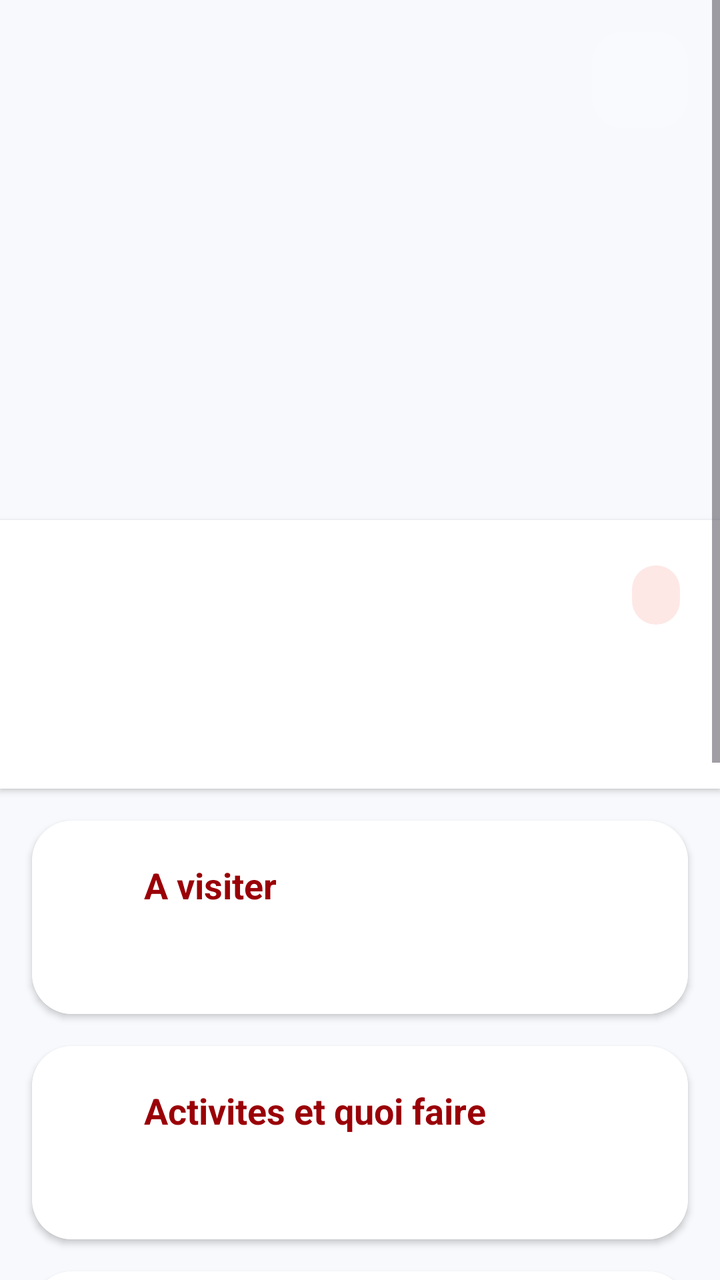
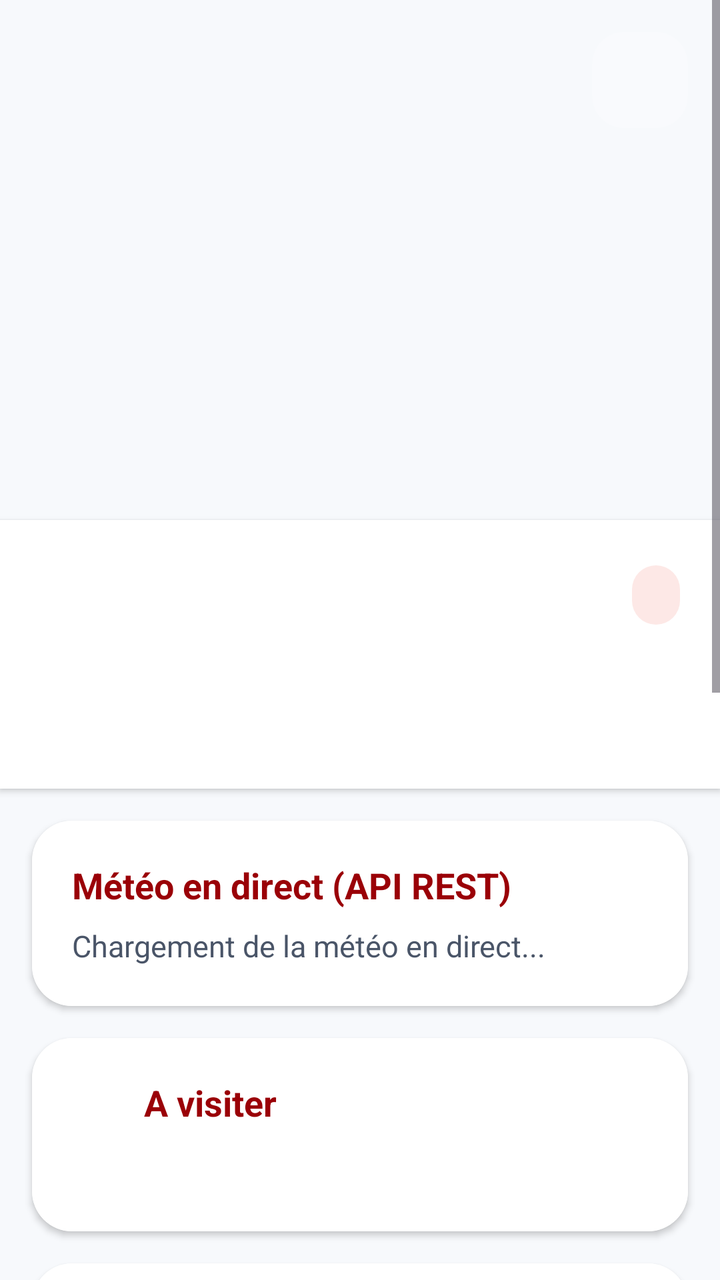

Two renders of the same Android screen: before a commit and after it. Below are the layout's source before the change and the commit's diff.
<!-- AndroidManifest.xml: application theme Theme.TunisiaGuide -->
<!-- res/layout/activity_detail.xml -->
<?xml version="1.0" encoding="utf-8"?>
<ScrollView xmlns:android="http://schemas.android.com/apk/res/android"
    xmlns:app="http://schemas.android.com/apk/res-auto"
    android:layout_width="match_parent"
    android:layout_height="match_parent"
    android:background="@color/sand_background"
    android:fillViewport="true">

    <LinearLayout
        android:layout_width="match_parent"
        android:layout_height="wrap_content"
        android:background="@color/sand_background"
        android:orientation="vertical"
        android:paddingBottom="28dp">

        
        <FrameLayout
            android:layout_width="match_parent"
            android:layout_height="260dp">

            <androidx.viewpager2.widget.ViewPager2
                android:id="@+id/viewPagerPhotos"
                android:layout_width="match_parent"
                android:layout_height="match_parent"
                android:background="@color/sand_background" />

            <ImageButton
                android:id="@+id/btnDetailThemeToggle"
                android:layout_width="48dp"
                android:layout_height="48dp"
                android:layout_gravity="top|end"
                android:layout_margin="16dp"
                android:background="@drawable/bg_white_translucent_pill"
                android:contentDescription="Passer en mode sombre"
                android:src="@drawable/ic_dark_mode"
                app:tint="@color/white" />
        </FrameLayout>

        
        <LinearLayout
            android:layout_width="match_parent"
            android:layout_height="wrap_content"
            android:background="@color/card_background"
            android:elevation="2dp"
            android:orientation="vertical"
            android:padding="20dp">

            <LinearLayout
                android:layout_width="match_parent"
                android:layout_height="wrap_content"
                android:background="@color/card_background"
                android:gravity="center_vertical"
                android:orientation="horizontal">

                <TextView
                    android:id="@+id/tvDetailTitle"
                    android:layout_width="0dp"
                    android:layout_height="wrap_content"
                    android:layout_weight="1"
                    android:background="@color/card_background"
                    android:textColor="@color/text_primary"
                    android:textSize="26sp"
                    android:textStyle="bold" />

                
                <TextView
                    android:id="@+id/tvDetailCategory"
                    android:layout_width="wrap_content"
                    android:layout_height="wrap_content"
                    android:background="@drawable/bg_light_blue_chip"
                    android:paddingHorizontal="12dp"
                    android:paddingVertical="6dp"
                    android:textColor="@color/tunisian_primary_dark"
                    android:textSize="13sp"
                    android:textStyle="bold" />
            </LinearLayout>

            <TextView
                android:id="@+id/tvDetailRegion"
                android:layout_width="match_parent"
                android:layout_height="wrap_content"
                android:background="@color/card_background"
                android:layout_marginTop="6dp"
                android:textColor="@color/text_secondary"
                android:textSize="14sp" />

            <TextView
                android:id="@+id/tvDetailDescription"
                android:layout_width="match_parent"
                android:layout_height="wrap_content"
                android:background="@color/card_background"
                android:layout_marginTop="14dp"
                android:lineSpacingExtra="6dp"
                android:textColor="@color/text_secondary"
                android:textSize="15sp" />

        </LinearLayout>

        
        <androidx.cardview.widget.CardView
            android:layout_width="match_parent"
            android:layout_height="wrap_content"
            android:layout_marginHorizontal="16dp"
            android:layout_marginTop="16dp"
            app:cardBackgroundColor="@color/card_background"
            app:cardCornerRadius="20dp"
            app:cardElevation="2dp"
            app:strokeWidth="1dp"
            app:strokeColor="@color/border_color">

            <LinearLayout
                android:layout_width="match_parent"
                android:layout_height="wrap_content"
                android:background="@color/card_background"
                android:orientation="vertical"
                android:padding="20dp">

                <LinearLayout
                    android:layout_width="match_parent"
                    android:layout_height="wrap_content"
                    android:background="@color/card_background"
                    android:gravity="center_vertical"
                    android:orientation="horizontal">

                    <ImageView
                        android:layout_width="24dp"
                        android:layout_height="24dp"
                        android:contentDescription="Museum icon"
                        android:src="@drawable/ic_museum"
                        app:tint="@color/tunisian_primary" />

                    <TextView
                        android:layout_width="wrap_content"
                        android:layout_height="wrap_content"
                        android:background="@color/card_background"
                        android:layout_marginStart="12dp"
                        android:text="A visiter"
                        android:textColor="@color/tunisian_primary_dark"
                        android:textSize="18sp"
                        android:textStyle="bold" />
                </LinearLayout>

                <TextView
                    android:id="@+id/tvDetailVisit"
                    android:layout_width="match_parent"
                    android:layout_height="wrap_content"
                    android:background="@color/card_background"
                    android:layout_marginTop="12dp"
                    android:lineSpacingExtra="5dp"
                    android:textColor="@color/text_secondary"
                    android:textSize="15sp" />
            </LinearLayout>
        </androidx.cardview.widget.CardView>

        
        <androidx.cardview.widget.CardView
            android:layout_width="match_parent"
            android:layout_height="wrap_content"
            android:layout_marginHorizontal="16dp"
            android:layout_marginTop="16dp"
            app:cardBackgroundColor="@color/card_background"
            app:cardCornerRadius="20dp"
            app:cardElevation="2dp"
            app:strokeWidth="1dp"
            app:strokeColor="@color/border_color">

            <LinearLayout
                android:layout_width="match_parent"
                android:layout_height="wrap_content"
                android:background="@color/card_background"
                android:orientation="vertical"
                android:padding="20dp">

                <LinearLayout
                    android:layout_width="match_parent"
                    android:layout_height="wrap_content"
                    android:background="@color/card_background"
                    android:gravity="center_vertical"
                    android:orientation="horizontal">

                    <ImageView
                        android:layout_width="24dp"
                        android:layout_height="24dp"
                        android:contentDescription="Activities icon"
                        android:src="@drawable/ic_hiking"
                        app:tint="@color/tunisian_primary" />

                    <TextView
                        android:layout_width="wrap_content"
                        android:layout_height="wrap_content"
                        android:background="@color/card_background"
                        android:layout_marginStart="12dp"
                        android:text="Activites et quoi faire"
                        android:textColor="@color/tunisian_primary_dark"
                        android:textSize="18sp"
                        android:textStyle="bold" />
                </LinearLayout>

                <TextView
                    android:id="@+id/tvDetailDo"
                    android:layout_width="match_parent"
                    android:layout_height="wrap_content"
                    android:background="@color/card_background"
                    android:layout_marginTop="12dp"
                    android:lineSpacingExtra="5dp"
                    android:textColor="@color/text_secondary"
                    android:textSize="15sp" />
            </LinearLayout>
        </androidx.cardview.widget.CardView>

        
        <androidx.cardview.widget.CardView
            android:layout_width="match_parent"
            android:layout_height="wrap_content"
            android:layout_marginHorizontal="16dp"
            android:layout_marginTop="16dp"
            app:cardBackgroundColor="@color/card_background"
            app:cardCornerRadius="20dp"
            app:cardElevation="2dp"
            app:strokeWidth="1dp"
            app:strokeColor="@color/border_color">

            <LinearLayout
                android:layout_width="match_parent"
                android:layout_height="wrap_content"
                android:background="@color/card_background"
                android:orientation="vertical"
                android:padding="20dp">

                <LinearLayout
                    android:layout_width="match_parent"
                    android:layout_height="wrap_content"
                    android:background="@color/card_background"
                    android:gravity="center_vertical"
                    android:orientation="horizontal">

                    <ImageView
                        android:layout_width="24dp"
                        android:layout_height="24dp"
                        android:contentDescription="Culinary icon"
                        android:src="@drawable/ic_restaurant"
                        app:tint="@color/tunisian_primary" />

                    <TextView
                        android:layout_width="wrap_content"
                        android:layout_height="wrap_content"
                        android:background="@color/card_background"
                        android:layout_marginStart="12dp"
                        android:text="Specialites culinaires"
                        android:textColor="@color/tunisian_primary_dark"
                        android:textSize="18sp"
                        android:textStyle="bold" />
                </LinearLayout>

                
                <androidx.cardview.widget.CardView
                    android:layout_width="match_parent"
                    android:layout_height="200dp"
                    android:layout_marginTop="16dp"
                    app:cardBackgroundColor="@color/sand_background"
                    app:cardCornerRadius="16dp"
                    app:cardElevation="0dp">

                    <ImageView
                        android:id="@+id/ivFoodImage"
                        android:layout_width="match_parent"
                        android:layout_height="match_parent"
                        android:contentDescription="Traditional Food Image"
                        android:scaleType="centerCrop"
                        android:src="@drawable/ic_launcher" />
                </androidx.cardview.widget.CardView>

                <TextView
                    android:id="@+id/tvDetailEat"
                    android:layout_width="match_parent"
                    android:layout_height="wrap_content"
                    android:background="@color/card_background"
                    android:layout_marginTop="14dp"
                    android:lineSpacingExtra="5dp"
                    android:textColor="@color/text_secondary"
                    android:textSize="15sp" />
            </LinearLayout>
        </androidx.cardview.widget.CardView>

        
        <Button
            android:id="@+id/btnMap"
            android:layout_width="match_parent"
            android:layout_height="56dp"
            android:layout_margin="20dp"
            android:backgroundTint="@color/tunisian_primary"
            android:drawableStart="@drawable/ic_location"
            android:drawablePadding="10dp"
            android:paddingHorizontal="24dp"
            android:text="Ouvrir dans Google Maps"
            android:textAllCaps="false"
            android:textColor="@color/white"
            android:textSize="16sp"
            android:textStyle="bold" />

    </LinearLayout>

</ScrollView>
<!-- resources referenced by this layout -->
<resources>
  <color name="border_color">#E2E8F0</color>
  <color name="card_background">#FFFFFF</color>
  <color name="sand_background">#F7F9FC</color>
  <color name="text_primary">#1A202C</color>
  <color name="text_secondary">#4A5568</color>
  <color name="tunisian_primary">#D93A1E</color>
  <color name="tunisian_primary_dark">#9A0007</color>
  <color name="white">#FFFFFF</color>
  <!-- drawable bg_light_blue_chip (drawable) -->
  <?xml version="1.0" encoding="utf-8"?>
  <shape xmlns:android="http://schemas.android.com/apk/res/android"
      android:shape="rectangle">
      <solid android:color="@color/tunisian_primary_light" />
      <corners android:radius="12dp" />
  </shape>
  <!-- drawable bg_white_translucent_pill (drawable) -->
  <?xml version="1.0" encoding="utf-8"?>
  <shape xmlns:android="http://schemas.android.com/apk/res/android"
      android:shape="rectangle">
      <solid android:color="#33FFFFFF" />
      <corners android:radius="16dp" />
  </shape>
  <!-- drawable ic_dark_mode (drawable) -->
  <vector xmlns:android="http://schemas.android.com/apk/res/android"
      android:width="24dp"
      android:height="24dp"
      android:viewportWidth="24"
      android:viewportHeight="24">
    <path
        android:fillColor="@color/white"
        android:path="M12,3c-4.97,0 -9,4.03 -9,9s4.03,9 9,9 9,-4.03 9,-9c0,-0.46 -0.04,-0.92 -0.1,-1.36 -0.98,1.37 -2.58,2.26 -4.4,2.26 -3.03,0 -5.5,-2.47 -5.5,-5.5 0,-1.82 0.89,-3.42 2.26,-4.4 -0.44,-0.06 -0.9,-0.1 -1.36,-0.1z"/>
  </vector>
  <!-- drawable ic_launcher (drawable) -->
  <vector xmlns:android="http://schemas.android.com/apk/res/android"
      android:width="24dp"
      android:height="24dp"
      android:viewportWidth="24"
      android:viewportHeight="24">
    <path
        android:fillColor="#FF6200EE"
        android:path="M12,2C8.13,2 5,5.13 5,9c0,5.25 7,13 7,13s7,-7.75 7,-13c0,-3.87 -3.13,-7 -7,-7zM12,11.5c-1.38,0 -2.5,-1.12 -2.5,-2.5s1.12,-2.5 2.5,-2.5 2.5,1.12 2.5,2.5 -1.12,2.5 -2.5,2.5z"/>
  </vector>
  <!-- drawable ic_location (drawable) -->
  <vector xmlns:android="http://schemas.android.com/apk/res/android"
      android:width="24dp"
      android:height="24dp"
      android:viewportWidth="24"
      android:viewportHeight="24">
    <path
        android:fillColor="@color/tunisian_primary"
        android:path="M12,2C8.13,2 5,5.13 5,9c0,5.25 7,13 7,13s7,-7.75 7,-13c0,-3.87 -3.13,-7 -7,-7zM12,11.5c-1.38,0 -2.5,-1.12 -2.5,-2.5s1.12,-2.5 2.5,-2.5 2.5,1.12 2.5,2.5 -1.12,2.5 -2.5,2.5z"/>
  </vector>
  <!-- drawable ic_museum (drawable) -->
  <vector xmlns:android="http://schemas.android.com/apk/res/android"
      android:width="24dp"
      android:height="24dp"
      android:viewportWidth="24"
      android:viewportHeight="24">
    <path
        android:fillColor="@color/tunisian_primary"
        android:path="M22,11V9L12,2L2,9v2h2v9H2v2h20v-2h-2v-9H22zM12,4.5l6,4.5H6L12,4.5zM6,18v-7h2v7H6zm4,0v-7h2v7h-2zm4,0v-7h2v7h-2zm4,0v-7h2v7h-2z"/>
  </vector>
  <!-- drawable ic_restaurant (drawable) -->
  <vector xmlns:android="http://schemas.android.com/apk/res/android"
      android:width="24dp"
      android:height="24dp"
      android:viewportWidth="24"
      android:viewportHeight="24">
    <path
        android:fillColor="@color/tunisian_primary"
        android:path="M11,9H9V2H7v7H5V2H3v7c0,2.12 1.66,3.84 3.75,3.97V22h2.5v-9.03C11.34,12.84 13,11.12 13,9V2h-2v7zM18,2v10.28C19.16,12.72 20,13.78 20,15v7h2V2h-4z"/>
  </vector>
  <style name="Theme.TunisiaGuide" parent="Theme.Material3.Light.NoActionBar">
          <item name="colorPrimary">@color/tunisian_primary</item>
          <item name="colorPrimaryDark">@color/tunisian_primary_dark</item>
          <item name="colorSecondary">@color/tunisian_primary_light</item>
          <item name="android:windowBackground">@color/sand_background</item>
      </style>
  <color name="tunisian_primary_light">#FDE8E6</color>
  <!-- unchanged entries left out for length: 1 -->
</resources>

<!-- the commit's change to res/layout/activity_detail.xml (unified diff, before → after) -->
@@ -115,6 +115,46 @@
                 android:orientation="vertical"
                 android:padding="20dp">
 
+                <TextView
+                    android:layout_width="wrap_content"
+                    android:layout_height="wrap_content"
+                    android:background="@color/card_background"
+                    android:text="Météo en direct (API REST)"
+                    android:textColor="@color/tunisian_primary_dark"
+                    android:textSize="18sp"
+                    android:textStyle="bold" />
+
+                <TextView
+                    android:id="@+id/tvDetailWeather"
+                    android:layout_width="match_parent"
+                    android:layout_height="wrap_content"
+                    android:background="@color/card_background"
+                    android:layout_marginTop="8dp"
+                    android:text="Chargement de la météo en direct..."
+                    android:textColor="@color/text_secondary"
+                    android:textSize="15sp" />
+            </LinearLayout>
+        </androidx.cardview.widget.CardView>
+
+        
+        <androidx.cardview.widget.CardView
+            android:layout_width="match_parent"
+            android:layout_height="wrap_content"
+            android:layout_marginHorizontal="16dp"
+            android:layout_marginTop="16dp"
+            app:cardBackgroundColor="@color/card_background"
+            app:cardCornerRadius="20dp"
+            app:cardElevation="2dp"
+            app:strokeWidth="1dp"
+            app:strokeColor="@color/border_color">
+
+            <LinearLayout
+                android:layout_width="match_parent"
+                android:layout_height="wrap_content"
+                android:background="@color/card_background"
+                android:orientation="vertical"
+                android:padding="20dp">
+
                 <LinearLayout
                     android:layout_width="match_parent"
                     android:layout_height="wrap_content"
<!-- resource entries referenced after the edit -->
@@ -5,7 +5,7 @@
   <color name="sand_background">#F7F9FC</color>
   <color name="text_primary">#1A202C</color>
   <color name="text_secondary">#4A5568</color>
-  <color name="tunisian_primary">#D93A1E</color>
+  <color name="tunisian_primary">#9A0007</color>
   <color name="tunisian_primary_dark">#9A0007</color>
   <color name="white">#FFFFFF</color>
   <!-- drawable bg_light_blue_chip (drawable) -->
